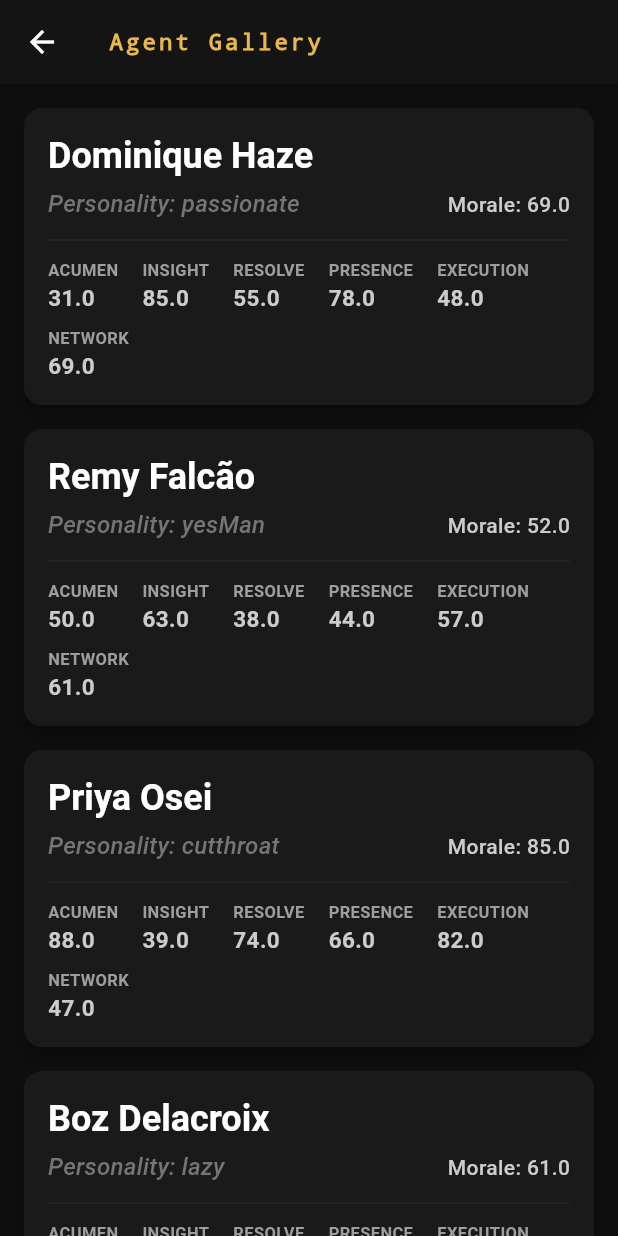
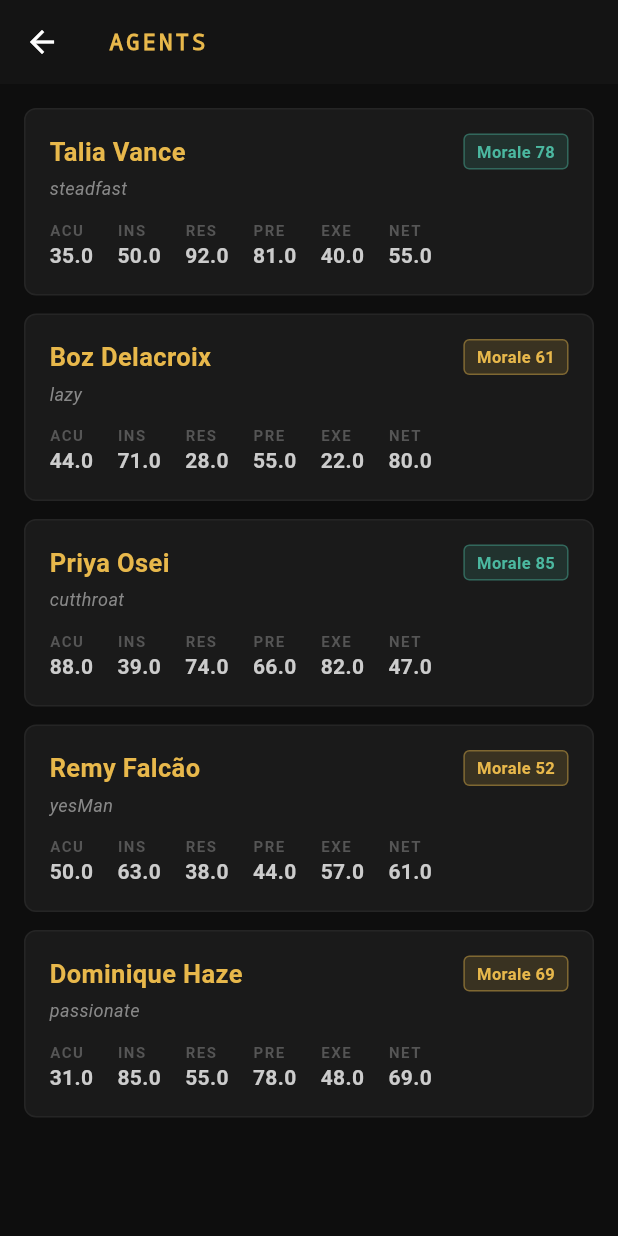
Before and after one commit to plasticus/record_label_simulator, a Flutter app: the AgentGalleryScreen screen opened directly, on a phone screen of 412 x 824 dp. Run offline on Flutter 3.47's test engine with Material 3 defaults, Android fonts, the phone set to English and light mode, and no system bars; our stand-ins replace flutter_riverpod, shared_preferences; accounts and stored records are empty.

Commit message:
Add Riverpod: ProviderScope in main, bandManagerProvider, gallery screen consumes provider

```diff
--- a/lib/main.dart
+++ b/lib/main.dart
@@ -1,5 +1,6 @@
 import 'package:flutter/material.dart';
 import 'package:flutter/services.dart';
+import 'package:flutter_riverpod/flutter_riverpod.dart';
 import 'generators/band_generator.dart';
 import 'screens/dashboard/dashboard_screen.dart';
 import 'screens/gallery/agent_gallery_screen.dart';
@@ -18,7 +19,7 @@ void main() async {
     statusBarIconBrightness: Brightness.light,
   ));
   await bandGenerator.init();
-  runApp(const SonicEmpireApp());
+  runApp(const ProviderScope(child: SonicEmpireApp()));
 }
 
 class SonicEmpireApp extends StatelessWidget {
--- /dev/null
+++ b/lib/providers/band_manager_provider.dart
@@ -0,0 +1,46 @@
+// lib/providers/band_manager_provider.dart
+import 'package:flutter_riverpod/flutter_riverpod.dart';
+import '../models/band_manager.dart';
+
+// ---------------------------------------------------------------------------
+// Band Manager Provider
+// ---------------------------------------------------------------------------
+
+/// Loads the full list of BandManagers from assets/data/band_managers.json.
+/// This is an [AsyncNotifierProvider] so the UI can handle loading/error
+/// states cleanly without managing them manually in initState.
+///
+/// Usage in a widget:
+///   final managers = ref.watch(bandManagerProvider);
+///   managers.when(
+///     data: (list) => ...,
+///     loading: () => CircularProgressIndicator(),
+///     error: (e, _) => Text('Error: $e'),
+///   );
+final bandManagerProvider =
+    AsyncNotifierProvider<BandManagerNotifier, List<BandManager>>(
+  BandManagerNotifier.new,
+);
+
+class BandManagerNotifier extends AsyncNotifier<List<BandManager>> {
+  @override
+  Future<List<BandManager>> build() async {
+    return loadBandManagers();
+  }
+
+  /// Replaces the full list — useful for future save/load game state.
+  void setManagers(List<BandManager> managers) {
+    state = AsyncData(managers);
+  }
+
+  /// Updates a single manager in the list by name match.
+  /// Used when a gameplay event modifies a manager's morale, traits, etc.
+  void updateManager(BandManager updated) {
+    final current = state.value;
+    if (current == null) return;
+    state = AsyncData([
+      for (final m in current)
+        if (m.name == updated.name) updated else m,
+    ]);
+  }
+}
--- a/lib/screens/gallery/agent_gallery_screen.dart
+++ b/lib/screens/gallery/agent_gallery_screen.dart
@@ -1,145 +1,233 @@
-// // ... existing imports ...
-import 'dart:convert';
+// lib/screens/gallery/agent_gallery_screen.dart
 import 'package:flutter/material.dart';
-import 'package:flutter/services.dart' show rootBundle;
+import 'package:flutter_riverpod/flutter_riverpod.dart';
+import '../../models/band_manager.dart';
+import '../../providers/band_manager_provider.dart';
 
-// lib/screens/gallery/agent_gallery_screen.dart
+// ─── AGENT GALLERY SCREEN ────────────────────────────────────────────────────
+// The Rogue's Gallery. Shows all active agents.
+// Consuming bandManagerProvider — no more raw JSON loading in initState.
 
-class AgentGalleryScreen extends StatefulWidget {
+class AgentGalleryScreen extends ConsumerWidget {
   const AgentGalleryScreen({super.key});
 
   @override
-  State<AgentGalleryScreen> createState() => _AgentGalleryScreenState();
+  Widget build(BuildContext context, WidgetRef ref) {
+    final managersAsync = ref.watch(bandManagerProvider);
+
+    return Scaffold(
+      appBar: AppBar(
+        title: const Text('AGENTS'),
+      ),
+      body: managersAsync.when(
+        loading: () => const Center(child: CircularProgressIndicator()),
+        error: (e, _) => Center(
+          child: Text(
+            'Gnarly error loading agents:\n$e',
+            textAlign: TextAlign.center,
+            style: const TextStyle(color: Color(0xFFCF4E4E)),
+          ),
+        ),
+        data: (managers) => managers.isEmpty
+            ? const _EmptyGallery()
+            : ListView.builder(
+          padding: const EdgeInsets.all(16),
+          itemCount: managers.length,
+          itemBuilder: (context, index) =>
+              _AgentCard(manager: managers[index]),
+        ),
+      ),
+    );
+  }
 }
 
-class _AgentGalleryScreenState extends State<AgentGalleryScreen> {
-  List<dynamic> _randomAgents = [];
-  bool _isLoading = true;
-  String? _error;
+// ─── AGENT CARD ──────────────────────────────────────────────────────────────
+
+class _AgentCard extends StatelessWidget {
+  final BandManager manager;
+  const _AgentCard({required this.manager});
 
   @override
-  void initState() {
-    super.initState();
-    _loadRandomAgents();
+  Widget build(BuildContext context) {
+    final skills = manager.skills;
+
+    return Container(
+      margin: const EdgeInsets.only(bottom: 12),
+      decoration: BoxDecoration(
+        color: const Color(0xFF1A1A1A),
+        borderRadius: BorderRadius.circular(8),
+        border: Border.all(color: const Color(0xFF252525)),
+      ),
+      child: Padding(
+        padding: const EdgeInsets.all(16),
+        child: Column(
+          crossAxisAlignment: CrossAxisAlignment.start,
+          children: [
+            // ── Name + morale ──
+            Row(
+              mainAxisAlignment: MainAxisAlignment.spaceBetween,
+              children: [
+                Text(
+                  manager.name,
+                  style: const TextStyle(
+                    fontSize: 17,
+                    fontWeight: FontWeight.bold,
+                    color: Color(0xFFE8B84B),
+                  ),
+                ),
+                _MoraleChip(morale: manager.morale),
+              ],
+            ),
+            const SizedBox(height: 4),
+
+            // ── Personality + role ──
+            Text(
+              manager.personality.name,
+              style: const TextStyle(
+                color: Color(0xFF888888),
+                fontSize: 12,
+                fontStyle: FontStyle.italic,
+              ),
+            ),
+            const SizedBox(height: 12),
+
+            // ── Skills grid ──
+            Wrap(
+              spacing: 16,
+              runSpacing: 8,
+              children: [
+                _SkillCell('ACU', skills.acumen),
+                _SkillCell('INS', skills.insight),
+                _SkillCell('RES', skills.resolve),
+                _SkillCell('PRE', skills.presence),
+                _SkillCell('EXE', skills.execution),
+                _SkillCell('NET', skills.network),
+              ],
+            ),
+
+            // ── Warning badges ──
+            if (manager.isUnderPerforming || manager.isBurningOut) ...[
+              const SizedBox(height: 10),
+              Wrap(
+                spacing: 8,
+                children: [
+                  if (manager.isUnderPerforming)
+                    _Badge('UNDERPERFORMING', const Color(0xFFCF4E4E)),
+                  if (manager.isBurningOut)
+                    _Badge('BURNING OUT', const Color(0xFFE8884B)),
+                ],
+              ),
+            ],
+          ],
+        ),
+      ),
+    );
   }
+}
 
-  Future<void> _loadRandomAgents() async {
-    try {
-      // Pulling directly from your existing json file asset seen in image_90fbec.jpg
-      final String response = await rootBundle.loadString('assets/data/band_managers.json');
-      final List<dynamic> data = json.decode(response);
+// ─── SHARED SMALL WIDGETS ────────────────────────────────────────────────────
 
-      if (data.isNotEmpty) {
-        // Shuffle the real roster deck and carve out exactly 5 items
-        final List<dynamic> shuffled = List.from(data)..shuffle();
-        _randomAgents = shuffled.take(5).toList();
-      }
+class _MoraleChip extends StatelessWidget {
+  final double morale;
+  const _MoraleChip({required this.morale});
 
-      setState(() {
-        _isLoading = false;
-      });
-    } catch (e) {
-      setState(() {
-        _error = e.toString();
-        _isLoading = false;
-      });
-    }
+  Color get _color {
+    if (morale >= 70) return const Color(0xFF4BB8A0);
+    if (morale >= 40) return const Color(0xFFE8B84B);
+    return const Color(0xFFCF4E4E);
   }
 
   @override
   Widget build(BuildContext context) {
-    if (_isLoading) {
-      return const Scaffold(
-        body: Center(child: CircularProgressIndicator()),
-      );
-    }
-
-    if (_error != null) {
-      return Scaffold(
-        body: Center(child: Text('Gnarly error loading data: $_error')),
-      );
-    }
-
-    return Scaffold(
-      appBar: AppBar(
-        title: const Text('Agent Gallery'),
+    return Container(
+      padding: const EdgeInsets.symmetric(horizontal: 8, vertical: 3),
+      decoration: BoxDecoration(
+        color: _color.withValues(alpha: 0.15),
+        borderRadius: BorderRadius.circular(4),
+        border: Border.all(color: _color.withValues(alpha: 0.4)),
       ),
-      body: _randomAgents.isEmpty
-          ? const Center(child: Text('No managers found in the file.'))
-          : ListView.builder(
-        padding: const EdgeInsets.all(16.0),
-        itemCount: _randomAgents.length,
-        itemBuilder: (context, index) {
-          final agent = _randomAgents[index];
-          // Accessing the nested skills map directly from your JSON blueprint
-          final Map<String, dynamic> skills = agent['skills'] ?? {};
-
-          return Card(
-            margin: const EdgeInsets.only(bottom: 16.0),
-            elevation: 4.0,
-            shape: RoundedRectangleBorder(borderRadius: BorderRadius.circular(12.0)),
-            child: Padding(
-              padding: const EdgeInsets.all(16.0),
-              child: Column(
-                crossAxisAlignment: CrossAxisAlignment.start,
-                children: [
-                  Text(
-                    agent['name'] ?? 'Unknown Agent',
-                    style: Theme.of(context).textTheme.headlineSmall?.copyWith(
-                      fontWeight: FontWeight.bold,
-                    ),
-                  ),
-                  const SizedBox(height: 4.0),
-                  Row(
-                    mainAxisAlignment: MainAxisAlignment.spaceBetween,
-                    children: [
-                      Text(
-                        'Personality: ${agent['personality'] ?? 'Normal'}',
-                        style: Theme.of(context).textTheme.titleMedium?.copyWith(
-                          color: Colors.grey[600],
-                          fontStyle: FontStyle.italic,
-                        ),
-                      ),
-                      Text(
-                        'Morale: ${agent['morale']?.toString() ?? '100'}',
-                        style: const TextStyle(fontWeight: FontWeight.w500),
-                      ),
-                    ],
-                  ),
-                  const Divider(height: 24.0),
-                  Wrap(
-                    spacing: 16.0,
-                    runSpacing: 8.0,
-                    children: skills.entries.map((entry) {
-                      return Column(
-                        crossAxisAlignment: CrossAxisAlignment.start,
-                        children: [
-                          Text(
-                            entry.key.toUpperCase(),
-                            style: TextStyle(
-                              fontSize: 11.0,
-                              color: Colors.grey[500],
-                              fontWeight: FontWeight.w600,
-                            ),
-                          ),
-                          Text(
-                            '${entry.value}',
-                            style: const TextStyle(
-                              fontSize: 15.0,
-                              fontWeight: FontWeight.bold,
-                            ),
-                          ),
-                        ],
-                      );
-                    }).toList(),
-                  ),
-                ],
-              ),
-            ),
-          );
-        },
+      child: Text(
+        'Morale ${morale.toStringAsFixed(0)}',
+        style: TextStyle(
+          color: _color,
+          fontSize: 11,
+          fontWeight: FontWeight.bold,
+        ),
       ),
     );
   }
 }
-// // end of screen class definition
+
+class _SkillCell extends StatelessWidget {
+  final String label;
+  final double value;
+  const _SkillCell(this.label, this.value);
+
+  @override
+  Widget build(BuildContext context) {
+    return Column(
+      crossAxisAlignment: CrossAxisAlignment.start,
+      children: [
+        Text(label,
+            style: const TextStyle(
+                color: Color(0xFF555555),
+                fontSize: 10,
+                fontWeight: FontWeight.bold,
+                letterSpacing: 1.0)),
+        Text(value.toStringAsFixed(1),
+            style: const TextStyle(
+                color: Color(0xFFCCCCCC),
+                fontSize: 14,
+                fontWeight: FontWeight.bold)),
+      ],
+    );
+  }
+}
+
+class _Badge extends StatelessWidget {
+  final String label;
+  final Color color;
+  const _Badge(this.label, this.color);
+
+  @override
+  Widget build(BuildContext context) {
+    return Container(
+      padding: const EdgeInsets.symmetric(horizontal: 6, vertical: 2),
+      decoration: BoxDecoration(
+        color: color.withValues(alpha: 0.15),
+        borderRadius: BorderRadius.circular(3),
+      ),
+      child: Text(label,
+          style: TextStyle(
+              color: color, fontSize: 10, fontWeight: FontWeight.bold)),
+    );
+  }
+}
+
+// ─── EMPTY STATE ─────────────────────────────────────────────────────────────
+
+class _EmptyGallery extends StatelessWidget {
+  const _EmptyGallery();
+
+  @override
+  Widget build(BuildContext context) {
+    return Column(
+      mainAxisAlignment: MainAxisAlignment.center,
+      children: [
+        const Icon(Icons.people_outline_rounded,
+            size: 48, color: Color(0xFF333333)),
+        const SizedBox(height: 16),
+        const Text('No agents yet.',
+            style: TextStyle(
+                color: Color(0xFF555555),
+                fontSize: 16,
+                fontWeight: FontWeight.w600)),
+        const SizedBox(height: 6),
+        Text('Hire someone on JF.fart to get started.',
+            style: TextStyle(
+                color: const Color(0xFF555555).withValues(alpha: 0.7),
+                fontSize: 13)),
+      ],
+    );
+  }
+}
```
Also changed, not shown: 1 other file.
